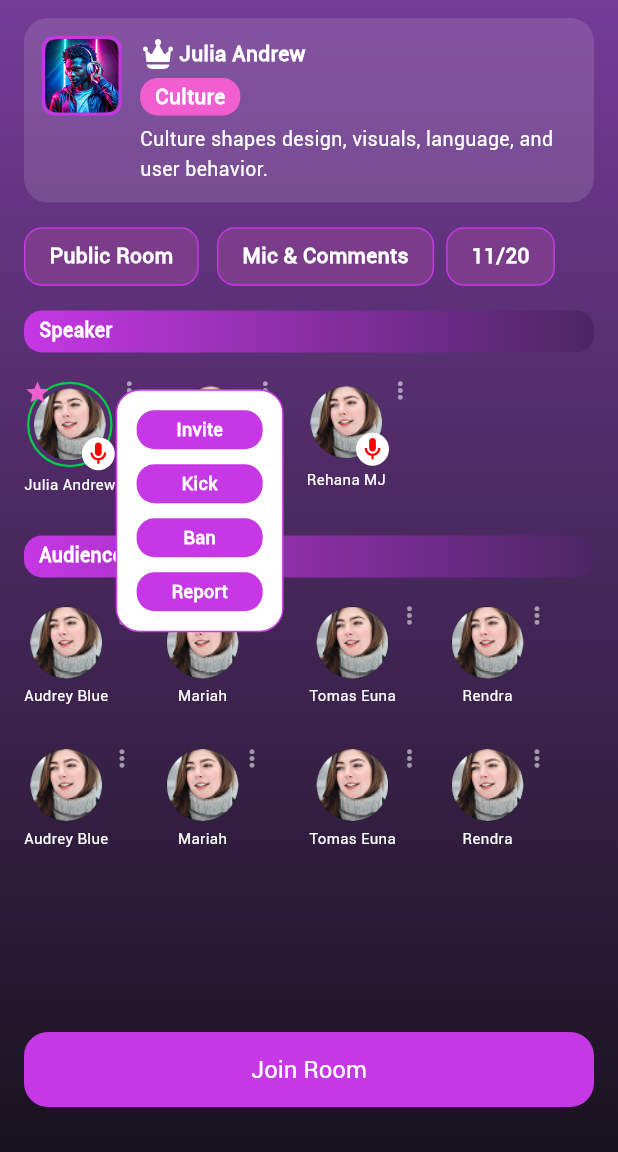
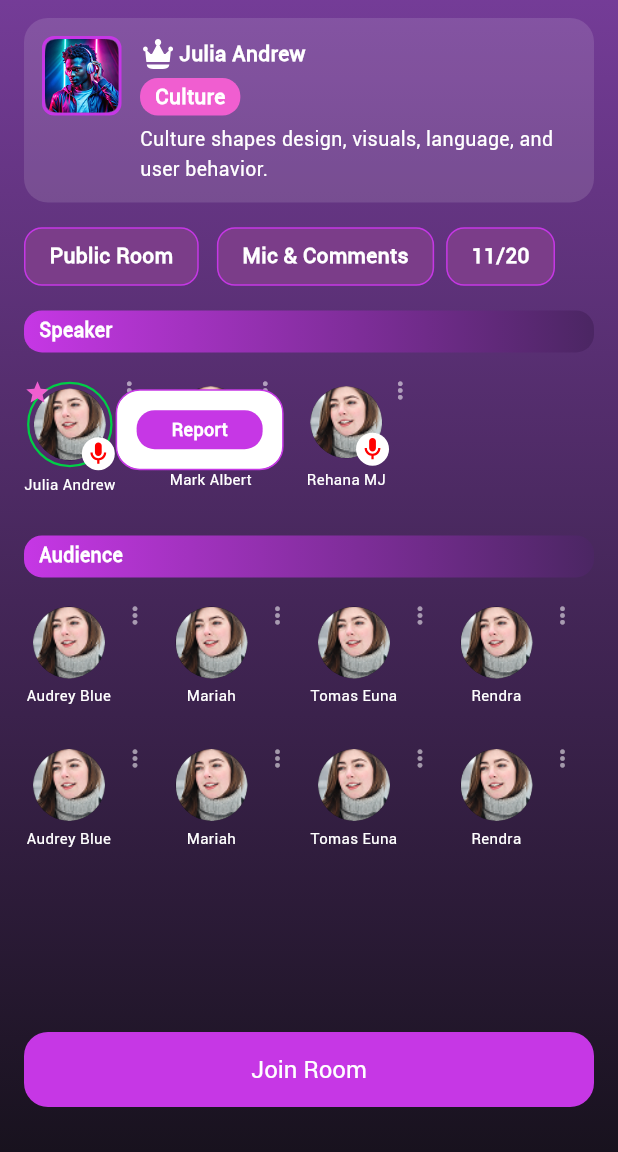
Before and after one commit to Laiba3131/faaya_app, a Flutter app: the RoomScreen screen opened directly, after a tap on the "more vert" icon, on a phone screen of 412 x 824 dp, the part 84-1236 px from its top. Run offline on Flutter 3.47's test engine with Material 3 defaults, Android fonts, the phone set to English and light mode, and no system bars; our stand-ins replace bloc, bot_toast, cached_network_image, dio, equatable, firebase_core and 9 more; missing offline and left inert: svg_flutter; accounts and stored records are empty.

Commit message:
room screen

```diff
--- a/lib/modules/home/pages/room_screen.dart
+++ b/lib/modules/home/pages/room_screen.dart
@@ -1,3 +1,5 @@
+import 'package:bkmc/config/routes/nav_router.dart';
+import 'package:bkmc/modules/common/widgets/custom_reason_dropdown.dart';
 import 'package:bkmc/modules/home/widgets/action_dropdown_withour_icon.dart';
 import 'package:bkmc/ui/button/primary_button.dart';
 import 'package:bkmc/ui/widgets/on_click.dart';
@@ -12,11 +14,28 @@ import '../widgets/bottom_sheet/room_bottom_sheet.dart';
 import '../widgets/room_info_button.dart';
 import '../widgets/session_lable.dart';
 
-class RoomScreen extends StatelessWidget {
+class RoomScreen extends StatefulWidget {
   const RoomScreen({Key? key}) : super(key: key);
 
   @override
+  State<RoomScreen> createState() => _RoomScreenState();
+}
+
+class _RoomScreenState extends State<RoomScreen> {
+  @override
   Widget build(BuildContext context) {
+    String selectedRegion = "Africa";
+
+    List<String> reasonList = [
+      'Bullying',
+      'Inappropriate content',
+      'Harassment',
+      'Abuse',
+      'Profanity',
+      'Child Abuse',
+      'Religious abuse',
+      'Nudity',
+    ];
     final host = {
       'name': 'Julia Andrew',
       'role': 'Culture',
@@ -53,11 +72,29 @@ class RoomScreen extends StatelessWidget {
         items: [
           PopupMenuItem(
             padding: EdgeInsets.zero,
-            child: ActionDropdownWithourIcon(
-              invite: () => print("Reply clicked"),
-              kick: () => print("Copy clicked"),
-              ban: () => print("Report clicked"),
-              report: () => print("Delete clicked"),
+            child: ActionDropdownWithoutIcon(
+              actions: [
+                DropdownAction(
+                    label: "Report",
+                    onTap: () {
+                      NavRouter.pop(context);
+                      showDialog(
+                          context: context,
+                          builder: (context) {
+                            return CustomReasonDropdown(
+                              onItemSelected: (p0) {
+                                setState(() {
+                                  selectedRegion = p0;
+                                });
+                              },
+                              selectedItem: selectedRegion,
+                              items: reasonList,
+                            );
+                          });
+                    }),
+                // DropdownAction(label: "Kick", onTap: () => print("Kick")),
+                // You can pass only 1, 2, 3, or 4
+              ],
             ),
           ),
         ],
@@ -281,40 +318,54 @@ class RoomScreen extends StatelessWidget {
                     ),
                     itemBuilder: (context, i) {
                       final a = audience[i];
-                      return Row(
-                        crossAxisAlignment: CrossAxisAlignment.start,
+                      return Stack(
                         children: [
                           Padding(
                             padding: const EdgeInsets.only(top: 3.0),
                             child: Column(
+                              mainAxisSize: MainAxisSize.min,
                               children: [
                                 CircleAvatar(
                                   radius: 24,
                                   backgroundImage: AssetImage(a['image']!),
                                 ),
                                 const SizedBox(height: 4),
-                                Text(
+                                SizedBox(
+                                  width:
+                                      60, // restrict width for proper ellipsis
+                                  child: Text(
                                     a['name']!,
-                                  style: context.textTheme.bodyMedium!.copyWith(
+                                    textAlign: TextAlign.center,
+                                    style:
+                                        context.textTheme.bodyMedium!.copyWith(
                                       color: AppColors.white,
                                       fontSize: 10,
-                                      fontWeight: FontWeight.w400),
+                                      fontWeight: FontWeight.w400,
+                                    ),
                                     overflow: TextOverflow.ellipsis,
+                                  ),
                                 ),
                               ],
                             ),
                           ),
-                          Builder(
+                          Positioned(
+                            top: 0,
+                            right: 12,
+                            child: Builder(
                               builder: (iconContext) => OnClick(
                                 onTap: () async {
-                                final RenderBox button =
-                                    iconContext.findRenderObject() as RenderBox;
+                                  final RenderBox button = iconContext
+                                      .findRenderObject() as RenderBox;
                                   final Offset position =
                                       button.localToGlobal(Offset.zero);
                                   _showMenu(iconContext, position);
                                 },
-                              child: const Icon(Icons.more_vert,
-                                  color: Colors.white54, size: 18),
+                                child: const Icon(
+                                  Icons.more_vert,
+                                  color: Colors.white54,
+                                  size: 18,
+                                ),
+                              ),
                             ),
                           ),
                         ],
--- a/lib/modules/home/widgets/action_dropdown_withour_icon.dart
+++ b/lib/modules/home/widgets/action_dropdown_withour_icon.dart
@@ -1,20 +1,21 @@
 import 'package:bkmc/constants/app_colors.dart';
-import 'package:bkmc/constants/asset_paths.dart';
 import 'package:flutter/material.dart';
 
-class ActionDropdownWithourIcon extends StatelessWidget {
-  final VoidCallback? invite;
-  final VoidCallback? kick;
-  final VoidCallback? ban;
-  final VoidCallback? report;
+class DropdownAction {
+  final String label;
+  final VoidCallback onTap;
 
-  const ActionDropdownWithourIcon({
+  DropdownAction({required this.label, required this.onTap});
+}
+
+class ActionDropdownWithoutIcon extends StatelessWidget {
+  final List<DropdownAction> actions;
+
+  const ActionDropdownWithoutIcon({
     super.key,
-    required this.invite,
-    required this.kick,
-    required this.ban,
-    required this.report,
-  });
+    required this.actions,
+  }) : assert(actions.length >= 1 && actions.length <= 4,
+            'Actions must be between 1 and 4');
 
   @override
   Widget build(BuildContext context) {
@@ -29,12 +30,9 @@ class ActionDropdownWithourIcon extends StatelessWidget {
         ),
         child: Column(
           mainAxisSize: MainAxisSize.min,
-          children: [
-            _buildItem("Invite", invite ?? () {}),
-            _buildItem("Kick", kick ?? () {}),
-            _buildItem("Ban", ban ?? () {}),
-            _buildItem("Report", report ?? () {}),
-          ],
+          children: actions
+              .map((action) => _buildItem(action.label, action.onTap))
+              .toList(),
         ),
       ),
     );
@@ -53,11 +51,14 @@ class ActionDropdownWithourIcon extends StatelessWidget {
             borderRadius: const BorderRadius.all(Radius.circular(12)),
           ),
           child: Center(
-            child: Text(label,
-                style: const TextStyle(
-                    color: Colors.white,
-                    fontSize: 12,
-                    fontWeight: FontWeight.w600)),
+            child: Text(
+              label,
+              style: const TextStyle(
+                color: Colors.white,
+                fontSize: 12,
+                fontWeight: FontWeight.w600,
+              ),
+            ),
           ),
         ),
       ),
```
Also changed, not shown: lib/config/themes/dark_theme.dart (+19 -19 lines), lib/config/themes/light_theme.dart (+5 -5 lines), lib/modules/common/widgets/custom_reason_dropdown.dart (+58 -25 lines), pubspec.lock. Lines whose indentation alone changed are shown as unchanged.
